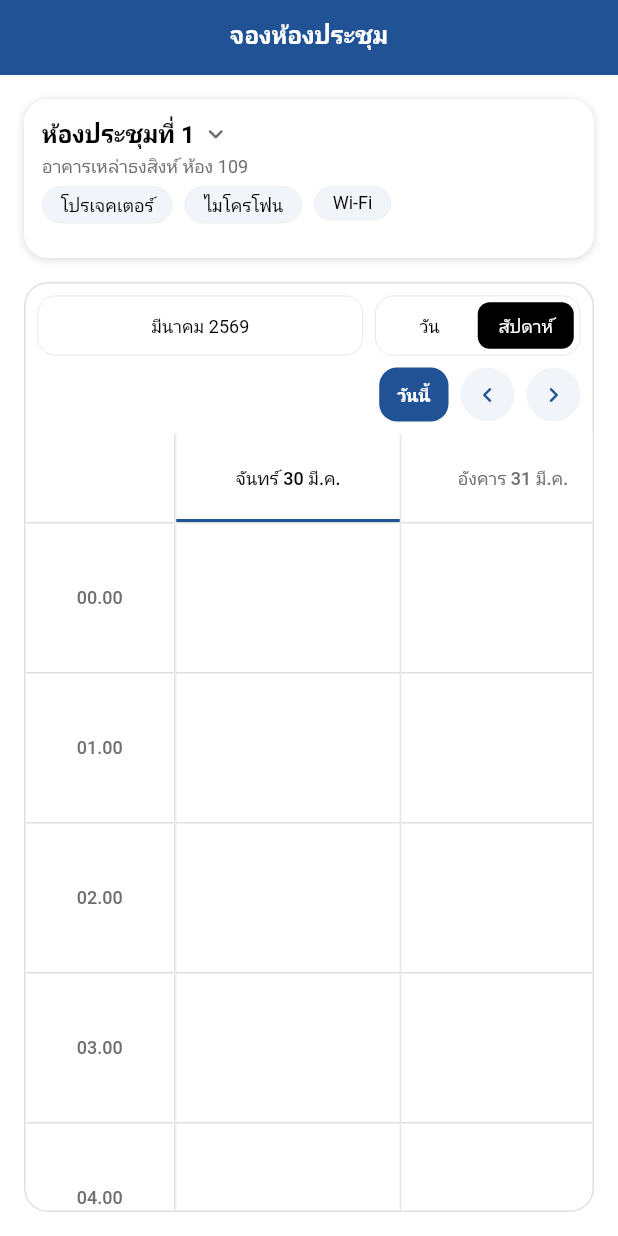
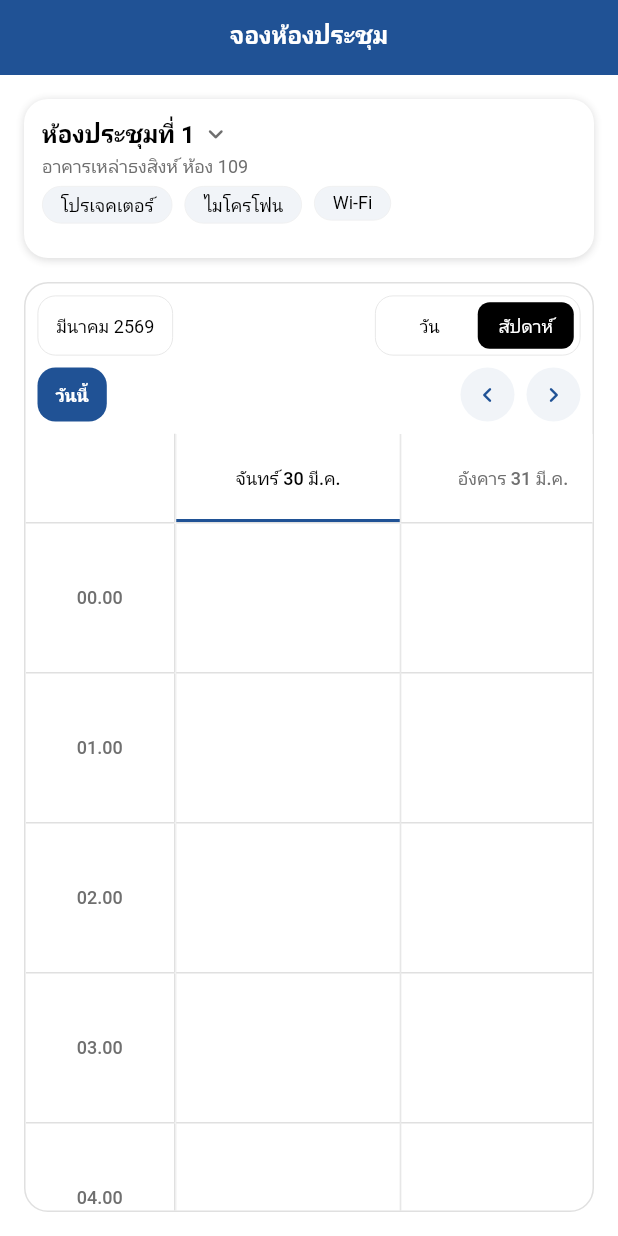
Before and after one commit to BMS-Life/meeting-schedule, a Flutter app: the screen it shows after launch, on a phone screen of 412 x 824 dp. Run offline on Flutter 3.47's test engine with Material 3 defaults, Android fonts, the phone set to English and light mode, and no system bars; our stand-ins replace animated_flip_counter, auto_size_text, dropdown_button2, equatable, file_picker, flutter_animate and 17 more; missing offline and left inert: aligned_tooltip, json_path, mime_type, motion, multiple_search_selection; Roboto replaces fonts that are missing (IBM Plex Sans Thai Looped).

Commit message:
Refactor nav controls layout and fix timetable grid slots
Split nav controls into separate todayButton and arrowControls for
responsive layout. Use Positioned.fill + Expanded for grid slots
to ensure full-width hit targets and proper hover highlight.

Co-Authored-By: Claude Opus 4.6 (1M context) <noreply@anthropic.com>

```diff
--- a/lib/room_booking/booking_detail/booking_detail_widget.dart
+++ b/lib/room_booking/booking_detail/booking_detail_widget.dart
@@ -99,6 +99,7 @@ class _BookingDetailWidgetState extends State<BookingDetailWidget> {
     _selectionStartDate = null;
   }
 
+  // For both day & week view: range selection (2 taps)
   void _handleSlotTap(BuildContext context, DateTime date, int slotIndex) {
     if (_selectionStartSlot == null ||
         _selectionStartDate == null ||
@@ -933,11 +934,8 @@ class _BookingDetailWidgetState extends State<BookingDetailWidget> {
             ),
           );
 
-    // Navigation controls
-    final navControls = Row(
-      mainAxisSize: MainAxisSize.min,
-      children: [
-        InkWell(
+    // "วันนี้" button
+    final todayButton = InkWell(
       onTap: () => safeSetState(() {
         _model.selectedDate = DateTime.now();
         _model.focusedMonth = _model.selectedDate;
@@ -955,20 +953,21 @@ class _BookingDetailWidgetState extends State<BookingDetailWidget> {
           child: Text(
             'วันนี้',
             style: FlutterFlowTheme.of(context).bodySmall.override(
-                      fontFamily:
-                          FlutterFlowTheme.of(context).bodySmallFamily,
-                      color:
-                          FlutterFlowTheme.of(context).primaryBackground,
+                  fontFamily: FlutterFlowTheme.of(context).bodySmallFamily,
+                  color: FlutterFlowTheme.of(context).primaryBackground,
                   letterSpacing: 0.0,
                   fontWeight: FontWeight.w600,
-                      useGoogleFonts: !FlutterFlowTheme.of(context)
-                          .bodySmallIsCustom,
-                    ),
-              ),
-            ),
-          ),
-        ),
-        SizedBox(width: 8.0),
+                  useGoogleFonts: !FlutterFlowTheme.of(context).bodySmallIsCustom,
+                ),
+          ),
+        ),
+      ),
+    );
+
+    // Arrow navigation
+    final arrowControls = Row(
+      mainAxisSize: MainAxisSize.min,
+      children: [
         FlutterFlowIconButton(
           borderRadius: 100.0,
           buttonSize: 36.0,
@@ -999,6 +998,12 @@ class _BookingDetailWidgetState extends State<BookingDetailWidget> {
       ],
     );
 
+    // Combined for desktop single row
+    final navControls = Row(
+      mainAxisSize: MainAxisSize.min,
+      children: [todayButton, SizedBox(width: 8.0), arrowControls],
+    );
+
     // Desktop: single row | Mobile/Tablet: 2 rows
     if (!isCompact) {
       return Padding(
@@ -1021,15 +1026,15 @@ class _BookingDetailWidgetState extends State<BookingDetailWidget> {
         children: [
           Row(
             children: [
-              Expanded(child: monthDisplay),
-              SizedBox(width: 8.0),
+              monthDisplay,
+              Spacer(),
               viewToggle,
             ],
           ),
           SizedBox(height: 8.0),
           Row(
-            mainAxisAlignment: MainAxisAlignment.end,
-            children: [navControls],
+            mainAxisAlignment: MainAxisAlignment.spaceBetween,
+            children: [todayButton, arrowControls],
           ),
         ],
       ),
@@ -1152,8 +1157,9 @@ class _BookingDetailWidgetState extends State<BookingDetailWidget> {
                   height: _timeLabels.length * rowHeight,
                   child: Stack(
                     children: [
-                      // Grid lines + hover cells
-                      Column(
+                      // Grid lines + hover cells — use Positioned.fill so Column takes full width
+                      Positioned.fill(
+                        child: Column(
                           children: List.generate(_timeLabels.length, (slotIndex) {
                             final isBooked = bookings.any((b) =>
                                 slotIndex >= (b['startSlot'] as int) &&
@@ -1170,7 +1176,8 @@ class _BookingDetailWidgetState extends State<BookingDetailWidget> {
                                 date.month == _selectionStartDate?.month &&
                                 date.day == _selectionStartDate?.day;
 
-                          return MouseRegion(
+                            return Expanded(
+                              child: MouseRegion(
                                 onEnter: isBooked
                                     ? null
                                     : (_) => safeSetState(() {
@@ -1187,12 +1194,16 @@ class _BookingDetailWidgetState extends State<BookingDetailWidget> {
                                       ? null
                                       : () => _handleSlotTap(context, date, slotIndex),
                                   child: Container(
-                                height: rowHeight,
+                                    width: double.infinity,
                                     decoration: BoxDecoration(
                                       color: isInSelection
                                           ? FlutterFlowTheme.of(context)
                                               .primary
                                               .withAlpha(26)
+                                          : (isHovered && !isBooked)
+                                              ? FlutterFlowTheme.of(context)
+                                                  .primary
+                                                  .withAlpha(13)
                                               : null,
                                       border: Border(
                                         bottom: isInsideBooking
@@ -1206,8 +1217,10 @@ class _BookingDetailWidgetState extends State<BookingDetailWidget> {
                                         isBooked, isHovered, isInSelection, hasSelection),
                                   ),
                                 ),
+                              ),
                             );
                           }),
+                        ),
                       ),
                       // Booking cards (overlaid vertically)
                       ...bookings.map((b) {
```
Lines whose indentation alone changed are shown as unchanged.
